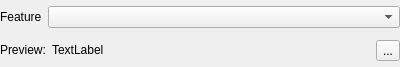
qgis/QGIS, file src/ui/qgsexpressionpreviewbase.ui: the form before one commit.
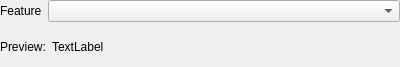
The form after the commit. Icons and pictures are not drawn. Custom widgets are drawn as their Qt base class.

Commit message: Remove the unused copy button.

The edit to the form file:
```diff
--- a/src/ui/qgsexpressionpreviewbase.ui
+++ b/src/ui/qgsexpressionpreviewbase.ui
@@ -89,17 +89,6 @@
        </property>
       </widget>
      </item>
-     <item>
-      <widget class="QToolButton" name="mCopyPreviewButton">
-       <property name="text">
-        <string>...</string>
-       </property>
-       <property name="icon">
-        <iconset resource="../../images/images.qrc">
-         <normaloff>:/images/themes/default/mActionEditCopy.svg</normaloff>:/images/themes/default/mActionEditCopy.svg</iconset>
-       </property>
-      </widget>
-     </item>
     </layout>
    </item>
   </layout>
```
Left out of the diff: 5 changed lines with no effect on the pictures. The commit also changes 2 other files.
